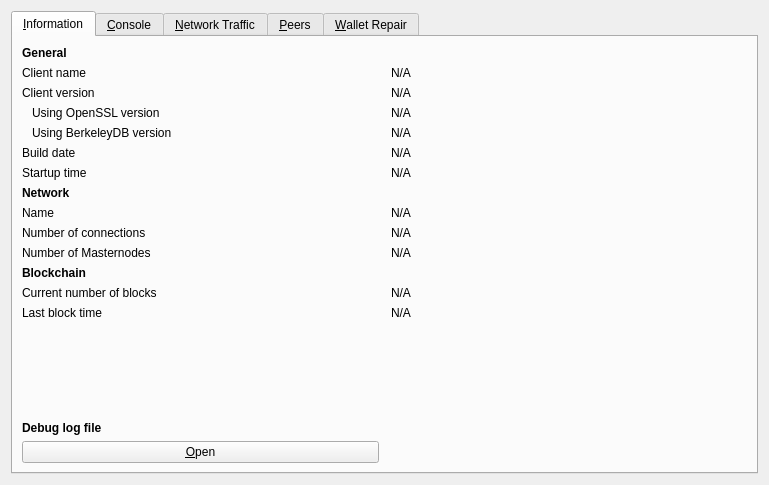
Above: src/qt/forms/rpcconsole.ui from nashsclay/DAPSCoin before the change. Below: the same form after it.
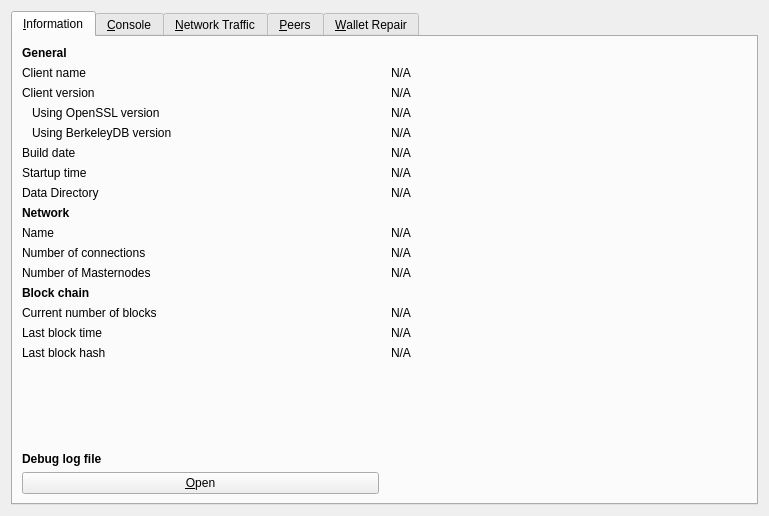
That is the form after the change. The open tabs and pages were chosen to show the change. Icons and pictures are not drawn. Custom widgets are drawn as their Qt base class.

```diff
--- a/src/qt/forms/rpcconsole.ui
+++ b/src/qt/forms/rpcconsole.ui
@@ -7,7 +7,7 @@
     <x>0</x>
     <y>0</y>
     <width>769</width>
-    <height>485</height>
+    <height>516</height>
    </rect>
   </property>
   <property name="windowTitle">
@@ -27,6 +27,13 @@
        <property name="horizontalSpacing">
         <number>12</number>
        </property>
+       <item row="7" column="1">
+        <widget class="QLabel" name="dataDir">
+         <property name="text">
+          <string>N/A</string>
+         </property>
+        </widget>
+       </item>
        <item row="0" column="0">
         <widget class="QLabel" name="generalHeader">
          <property name="font">
@@ -184,7 +191,7 @@
          </property>
         </widget>
        </item>
-       <item row="7" column="0">
+       <item row="8" column="0">
         <widget class="QLabel" name="networkHeader">
          <property name="font">
           <font>
@@ -197,14 +204,14 @@
          </property>
         </widget>
        </item>
-       <item row="8" column="0">
+       <item row="9" column="0">
         <widget class="QLabel" name="networkNameLabel">
          <property name="text">
           <string>Name</string>
          </property>
         </widget>
        </item>
-       <item row="8" column="1">
+       <item row="9" column="1">
         <widget class="QLabel" name="networkName">
          <property name="cursor">
           <cursorShape>IBeamCursor</cursorShape>
@@ -220,14 +227,14 @@
          </property>
         </widget>
        </item>
-       <item row="9" column="0">
+       <item row="10" column="0">
         <widget class="QLabel" name="numberOfConnectionsLabel">
          <property name="text">
           <string>Number of connections</string>
          </property>
         </widget>
        </item>
-       <item row="9" column="1">
+       <item row="10" column="1">
         <widget class="QLabel" name="numberOfConnections">
          <property name="cursor">
           <cursorShape>IBeamCursor</cursorShape>
@@ -243,14 +250,14 @@
          </property>
         </widget>
        </item>
-       <item row="10" column="0">
+       <item row="11" column="0">
         <widget class="QLabel" name="masternodeCountLabel">
          <property name="text">
           <string>Number of Masternodes</string>
          </property>
         </widget>
        </item>
-       <item row="10" column="1">
+       <item row="11" column="1">
         <widget class="QLabel" name="masternodeCount">
          <property name="cursor">
           <cursorShape>IBeamCursor</cursorShape>
@@ -266,27 +273,27 @@
          </property>
         </widget>
        </item>
-       <item row="11" column="0">
-        <widget class="QLabel" name="blockchainHeader">
-         <property name="font">
-          <font>
-           <weight>75</weight>
-           <bold>true</bold>
-          </font>
-         </property>
-         <property name="text">
-          <string>Blockchain</string>
-         </property>
-        </widget>
-       </item>
        <item row="12" column="0">
+        <widget class="QLabel" name="blockchainHeader">
+         <property name="font">
+          <font>
+           <weight>75</weight>
+           <bold>true</bold>
+          </font>
+         </property>
+         <property name="text">
+          <string>Block chain</string>
+         </property>
+        </widget>
+       </item>
+       <item row="13" column="0">
         <widget class="QLabel" name="numberOfBlocksLabel">
          <property name="text">
           <string>Current number of blocks</string>
          </property>
         </widget>
        </item>
-       <item row="12" column="1">
+       <item row="13" column="1">
         <widget class="QLabel" name="numberOfBlocks">
          <property name="cursor">
           <cursorShape>IBeamCursor</cursorShape>
@@ -302,14 +309,14 @@
          </property>
         </widget>
        </item>
-       <item row="13" column="0">
+       <item row="14" column="0">
         <widget class="QLabel" name="lastBlockTimeLabel">
          <property name="text">
           <string>Last block time</string>
          </property>
         </widget>
        </item>
-       <item row="13" column="1">
+       <item row="14" column="1">
         <widget class="QLabel" name="lastBlockTime">
          <property name="cursor">
           <cursorShape>IBeamCursor</cursorShape>
@@ -325,7 +332,7 @@
          </property>
         </widget>
        </item>
-       <item row="14" column="0">
+       <item row="16" column="0">
         <spacer name="verticalSpacer_2">
          <property name="orientation">
           <enum>Qt::Vertical</enum>
@@ -338,7 +345,7 @@
          </property>
         </spacer>
        </item>
-       <item row="15" column="0">
+       <item row="17" column="0">
         <widget class="QLabel" name="debugLogFileHeader">
          <property name="font">
           <font>
@@ -351,7 +358,7 @@
          </property>
         </widget>
        </item>
-       <item row="16" column="0">
+       <item row="18" column="0">
         <widget class="QPushButton" name="openDebugLogfileButton">
          <property name="toolTip">
           <string>Open the DAPS debug log file from the current data directory. This can take a few seconds for large log files.</string>
@@ -364,6 +371,27 @@
          </property>
         </widget>
        </item>
+       <item row="7" column="0">
+        <widget class="QLabel" name="dataDirLabel">
+         <property name="text">
+          <string>Data Directory</string>
+         </property>
+        </widget>
+       </item>
+       <item row="15" column="0">
+        <widget class="QLabel" name="lastBlockHashLabel">
+         <property name="text">
+          <string>Last block hash</string>
+         </property>
+        </widget>
+       </item>
+       <item row="15" column="1">
+        <widget class="QLabel" name="lastBlockHash">
+         <property name="text">
+          <string>N/A</string>
+         </property>
+        </widget>
+       </item>
       </layout>
      </widget>
      <widget class="QWidget" name="tab_console">
```
Left out of the diff: 390 changed lines with no effect on the pictures.
